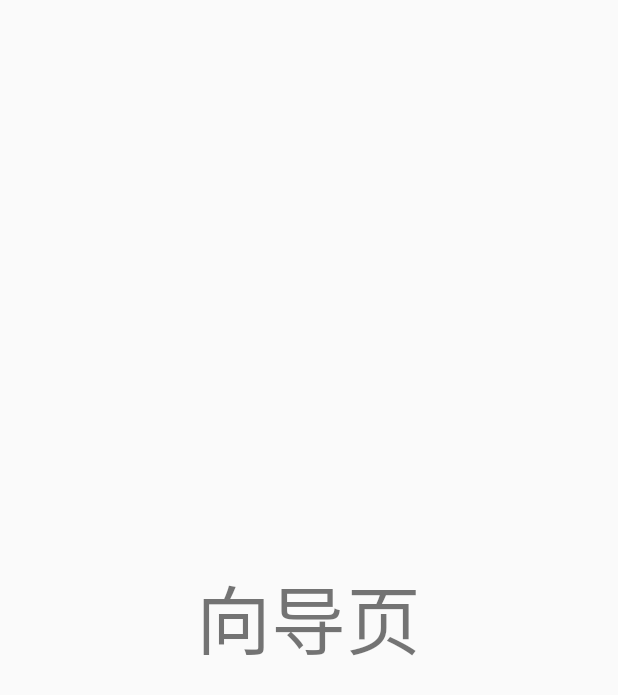
After one commit to firbeja/SmartButler, an Android app: the layout activity_guide.xml on its own in the app's theme, with its tools: preview values and no code run, on a phone screen of 412 x 824 dp. The commit adds this screen. Shown: the top 695 px of the screen. Run offline under Robolectric (Android 15) with nearby library versions, the light colour scheme and no system bars; Roboto replaces fonts that are not available here.

Commit message:
首页跳转逻辑开发，闪屏页，引导页，自定义字体，全屏显示

```diff
--- a/app/build.gradle
+++ b/app/build.gradle
@@ -26,6 +26,6 @@ dependencies {
     })
     compile 'com.android.support:appcompat-v7:26.+'
     compile 'com.android.support.constraint:constraint-layout:1.0.2'
+    compile 'com.android.support:design:26.+'
     testCompile 'junit:junit:4.12'
-    compile 'com.android.support:design:26.+'
 }
--- /dev/null
+++ b/app/src/main/res/layout/activity_guide.xml
@@ -0,0 +1,18 @@
+<?xml version="1.0" encoding="utf-8"?>
+<LinearLayout xmlns:android="http://schemas.android.com/apk/res/android"
+    xmlns:app="http://schemas.android.com/apk/res-auto"
+    xmlns:tools="http://schemas.android.com/tools"
+    android:layout_width="match_parent"
+    android:layout_height="match_parent"
+    tools:context="com.example.smartbutler.ui.SplashActivity"
+    android:gravity="center">
+
+    <TextView
+        android:id="@+id/tv_splash"
+        android:layout_width="wrap_content"
+        android:layout_height="wrap_content"
+        android:text="向导页"
+        android:textSize="50sp"/>
+
+
+</LinearLayout>
--- a/app/src/main/res/values/styles.xml
+++ b/app/src/main/res/values/styles.xml
@@ -8,4 +8,11 @@
         <item name="colorAccent">@color/colorAccent</item>
     </style>
 
+    <style name="NoActionBarFullScreen" parent="Theme.AppCompat.Light.NoActionBar">
+        <item name="windowNoTitle">true</item>
+        <item name="windowActionBar">false</item>
+        <item name="android:windowFullscreen">true</item>
+        <item name="android:windowContentOverlay">@null</item>
+    </style>
+
 </resources>
```
Also changed, not shown: app/src/main/AndroidManifest.xml (+9 -5 lines), app/src/main/java/com/example/smartbutler/ui/GuideActivity.java (added, +15 -0 lines), app/src/main/java/com/example/smartbutler/ui/SplashActivity.java (added, +69 -0 lines), app/src/main/java/com/example/smartbutler/utils/StaticClass.java (+7 -0 lines), app/src/main/java/com/example/smartbutler/utils/UtilTools.java (+10 -0 lines), app/src/main/res/layout/activity_splash.xml (added, +23 -0 lines), 1 other file.
